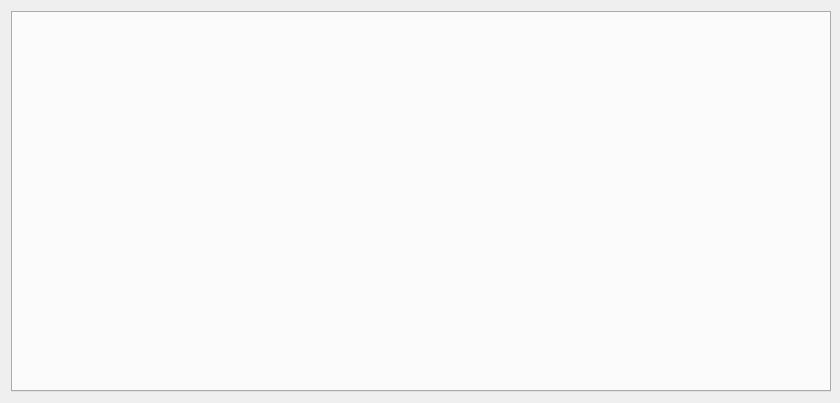
Old version of the form src/qt/forms/clamdb.ui in the repository trentrussell/qednet.
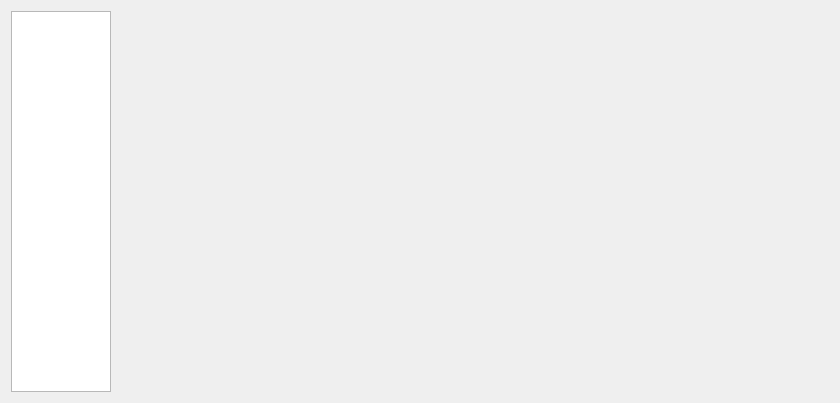
New version of the form.

What changed in the file:
```diff
--- a/src/qt/forms/clamdb.ui
+++ b/src/qt/forms/clamdb.ui
@@ -13,20 +13,33 @@
   <property name="windowTitle">
    <string>clamDB</string>
   </property>
-  <layout class="QVBoxLayout" name="verticalLayout_2" stretch="0">
+  <layout class="QHBoxLayout" name="horizontalLayout" stretch="0,0">
    <property name="rightMargin">
     <number>9</number>
    </property>
    <item>
-    <widget class="QTabWidget" name="tabWidget">
+    <widget class="QListWidget" name="pageList">
      <property name="sizePolicy">
-      <sizepolicy hsizetype="Expanding" vsizetype="Expanding">
+      <sizepolicy hsizetype="Preferred" vsizetype="Preferred">
        <horstretch>0</horstretch>
        <verstretch>0</verstretch>
       </sizepolicy>
      </property>
-     <property name="currentIndex">
-      <number>-1</number>
+     <property name="maximumSize">
+      <size>
+       <width>100</width>
+       <height>16777215</height>
+      </size>
+     </property>
+    </widget>
+   </item>
+   <item>
+    <widget class="QStackedWidget" name="stackedWidget">
+     <property name="sizePolicy">
+      <sizepolicy hsizetype="Expanding" vsizetype="Expanding">
+       <horstretch>1</horstretch>
+       <verstretch>1</verstretch>
+      </sizepolicy>
      </property>
     </widget>
    </item>
```
